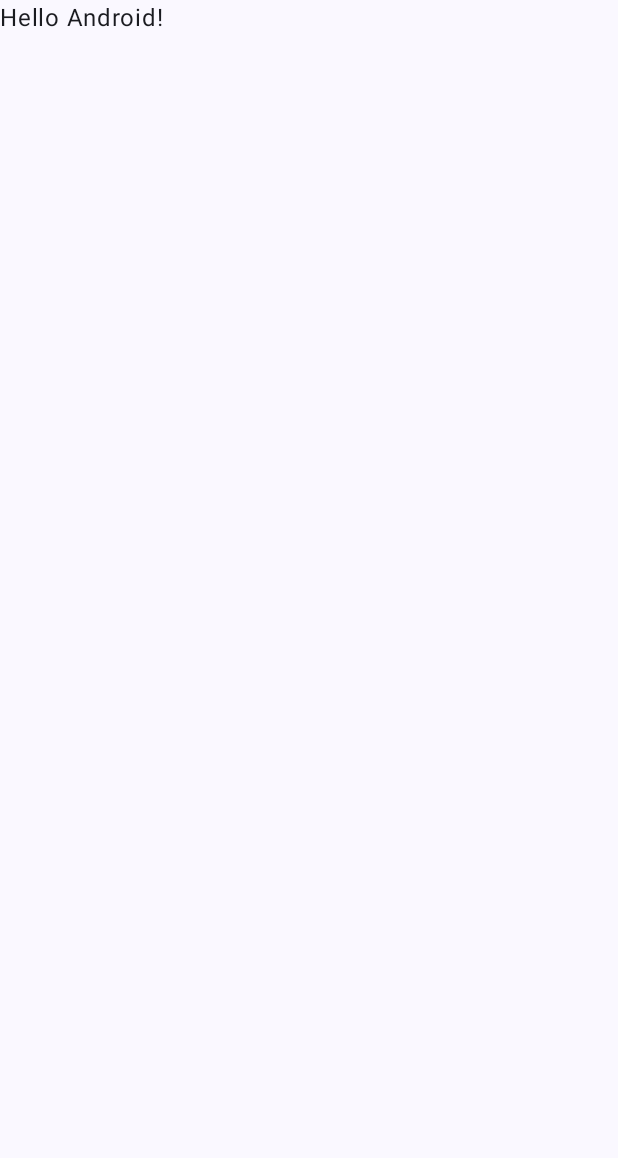
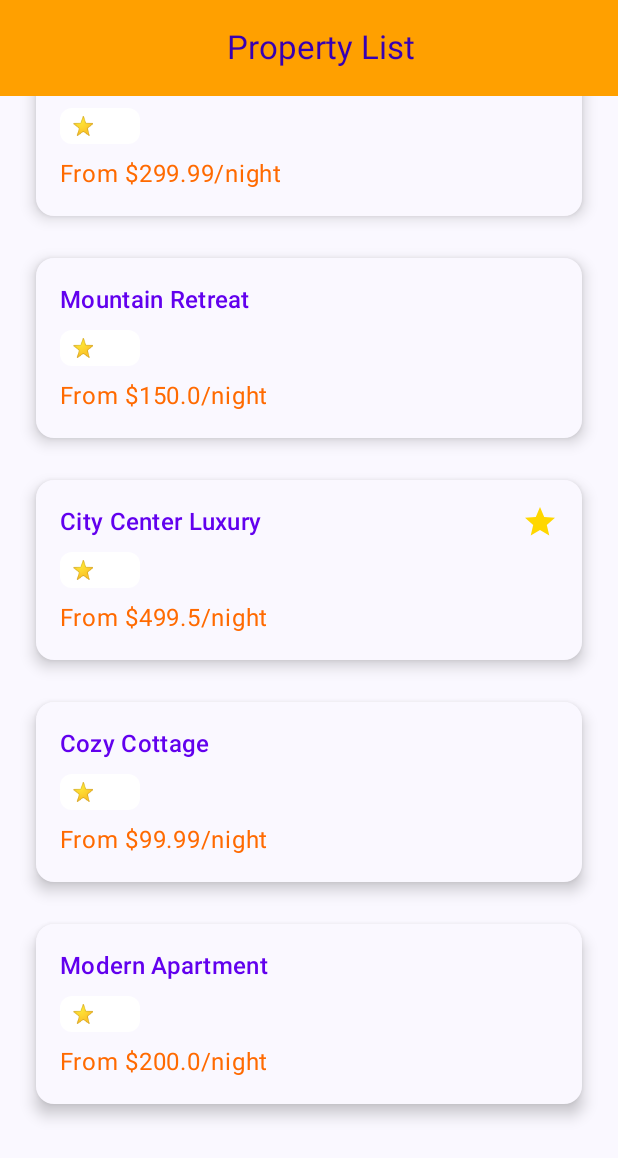
Before and after one commit to CaMaschion/challenge-hw, an Android app built with Jetpack Compose: the screen it shows after launch (MainActivity), on a phone screen of 412 x 824 dp. Before the commit the part shown is almost empty. Shown: the top 1158 px of the screen. Run offline under Robolectric (Android 15) with nearby library versions, the phone set to English and light mode, and no system bars.

Commit message:
feat: developing screen + viewmodel

```diff
--- a/app/src/main/java/com/challenge_hw/MainActivity.kt
+++ b/app/src/main/java/com/challenge_hw/MainActivity.kt
@@ -1,47 +1,28 @@
 package com.challenge_hw
 
+import android.annotation.SuppressLint
 import android.os.Bundle
 import androidx.activity.ComponentActivity
 import androidx.activity.compose.setContent
 import androidx.activity.enableEdgeToEdge
 import androidx.compose.foundation.layout.fillMaxSize
-import androidx.compose.foundation.layout.padding
 import androidx.compose.material3.Scaffold
-import androidx.compose.material3.Text
-import androidx.compose.runtime.Composable
 import androidx.compose.ui.Modifier
-import androidx.compose.ui.tooling.preview.Preview
 import com.challenge_hw.ui.theme.ChallengehwTheme
+import com.challenge_hw.ui.theme.presentation.PropertyListScreen
+import com.challenge_hw.ui.theme.presentation.getMockProperties
 
 class MainActivity : ComponentActivity() {
+    @SuppressLint("UnusedMaterial3ScaffoldPaddingParameter")
     override fun onCreate(savedInstanceState: Bundle?) {
         super.onCreate(savedInstanceState)
         enableEdgeToEdge()
         setContent {
             ChallengehwTheme {
-                Scaffold(modifier = Modifier.fillMaxSize()) { innerPadding ->
-                    Greeting(
-                        name = "Android",
-                        modifier = Modifier.padding(innerPadding)
-                    )
+                Scaffold(modifier = Modifier.fillMaxSize()) {
+                    PropertyListScreen(getMockProperties())
                 }
             }
         }
     }
 }
-
-@Composable
-fun Greeting(name: String, modifier: Modifier = Modifier) {
-    Text(
-        text = "Hello $name!",
-        modifier = modifier
-    )
-}
-
-@Preview(showBackground = true)
-@Composable
-fun GreetingPreview() {
-    ChallengehwTheme {
-        Greeting("Android")
-    }
-}
--- /dev/null
+++ b/app/src/main/java/com/challenge_hw/ui/theme/presentation/PropertyListScreen.kt
@@ -0,0 +1,167 @@
+package com.challenge_hw.ui.theme.presentation
+
+import android.annotation.SuppressLint
+import androidx.compose.foundation.layout.Arrangement
+import androidx.compose.foundation.layout.Column
+import androidx.compose.foundation.layout.Row
+import androidx.compose.foundation.layout.Spacer
+import androidx.compose.foundation.layout.fillMaxSize
+import androidx.compose.foundation.layout.fillMaxWidth
+import androidx.compose.foundation.layout.height
+import androidx.compose.foundation.layout.padding
+import androidx.compose.foundation.lazy.LazyColumn
+import androidx.compose.foundation.shape.RoundedCornerShape
+import androidx.compose.material.icons.Icons
+import androidx.compose.material.icons.filled.Star
+import androidx.compose.material3.Card
+import androidx.compose.material3.CardDefaults
+import androidx.compose.material3.ExperimentalMaterial3Api
+import androidx.compose.material3.Icon
+import androidx.compose.material3.MaterialTheme
+import androidx.compose.material3.Scaffold
+import androidx.compose.material3.Surface
+import androidx.compose.material3.Text
+import androidx.compose.material3.TopAppBar
+import androidx.compose.material3.TopAppBarDefaults
+import androidx.compose.runtime.Composable
+import androidx.compose.ui.Alignment
+import androidx.compose.ui.Modifier
+import androidx.compose.ui.res.colorResource
+import androidx.compose.ui.text.style.TextAlign
+import androidx.compose.ui.tooling.preview.Preview
+import androidx.compose.ui.unit.dp
+import com.challenge_hw.R
+import com.challenge_hw.ui.theme.ChallengehwTheme
+
+@SuppressLint("UnusedMaterial3ScaffoldPaddingParameter")
+
+//mock
+data class Property(
+    val name: String,
+    val isFeatured: Boolean,
+    val rating: Double,
+    val pricePerNight: Double
+)
+
+fun getMockProperties(): List<Property> {
+    return listOf(
+        Property("Beachside Paradise", true, 9.3, 299.99),
+        Property("Mountain Retreat", false, 8.7, 150.00),
+        Property("City Center Luxury", true, 8.4, 499.50),
+        Property("Cozy Cottage", false, 7.9, 99.99),
+        Property("Modern Apartment", false, 9.1, 200.00)
+    )
+}
+
+@SuppressLint("UnusedMaterial3ScaffoldPaddingParameter")
+@Composable
+fun PropertyListScreen(properties: List<Property>) {
+    Scaffold(
+        topBar = {
+            StyledTopAppBar()
+        }
+    ) {
+        LazyColumn(
+            modifier = Modifier
+                .fillMaxSize()
+                .padding(16.dp),
+            verticalArrangement = Arrangement.spacedBy(12.dp)
+        ) {
+            items(properties.size) { index ->
+                PropertyItem(property = properties[index])
+            }
+        }
+    }
+}
+
+//this is the top app bar component
+@OptIn(ExperimentalMaterial3Api::class)
+@Composable
+fun StyledTopAppBar() {
+    TopAppBar(
+        title = {
+            Text(
+                text = "Property List",
+                modifier = Modifier.fillMaxWidth(),
+                style = MaterialTheme.typography.titleLarge,
+                color = colorResource(id = R.color.purple_700),
+                textAlign = TextAlign.Center
+            )
+        },
+        colors = TopAppBarDefaults.topAppBarColors(
+            containerColor = colorResource(id = R.color.orange_secondary),
+        )
+    )
+}
+
+//this is the property item component
+@Composable
+fun PropertyItem(property: Property) {
+    Card(
+        modifier = Modifier
+            .fillMaxWidth()
+            .padding(8.dp),
+        elevation = CardDefaults.cardElevation(defaultElevation = 6.dp),
+        colors = CardDefaults.cardColors(
+            containerColor = MaterialTheme.colorScheme.surface,)
+    ) {
+        Column(
+            modifier = Modifier
+                .fillMaxWidth()
+                .padding(16.dp)
+        ) {
+            Row(
+                modifier = Modifier.fillMaxWidth(),
+                horizontalArrangement = Arrangement.SpaceBetween
+            ) {
+                Text(
+                    text = property.name,
+                    style = MaterialTheme.typography.titleMedium,
+                    color = colorResource(id = R.color.purple_500)
+                )
+                if (property.isFeatured) {
+                    Icon(
+                        imageVector = Icons.Default.Star,
+                        contentDescription = "Featured",
+                        tint = colorResource(id = R.color.rating_star),
+                    )
+                }
+            }
+
+            Spacer(modifier = Modifier.height(8.dp))
+
+            Row(
+                verticalAlignment = Alignment.CenterVertically
+            ) {
+                Surface(
+                    color = colorResource(id = R.color.white),
+                    shape = RoundedCornerShape(8.dp),
+                    modifier = Modifier.padding(end = 8.dp)
+                ) {
+                    Text(
+                        text = "⭐ ${property.rating}",
+                        modifier = Modifier.padding(horizontal = 8.dp, vertical = 4.dp),
+                        style = MaterialTheme.typography.labelMedium,
+                        color = MaterialTheme.colorScheme.onSecondaryContainer
+                    )
+                }
+            }
+
+            Spacer(modifier = Modifier.height(8.dp))
+
+            Text(
+                text = "From $${property.pricePerNight}/night",
+                fontWeight = MaterialTheme.typography.bodyLarge.fontWeight,
+                color = colorResource(id = R.color.orange_primary)
+            )
+        }
+    }
+}
+
+@Preview(showBackground = true)
+@Composable
+fun PreviewPropertyListScreen() {
+    ChallengehwTheme {
+        PropertyListScreen(properties = getMockProperties())
+    }
+}
--- /dev/null
+++ b/app/src/main/java/com/challenge_hw/ui/theme/presentation/PropertyViewModel.kt
@@ -0,0 +1,4 @@
+package com.challenge_hw.ui.theme.presentation
+
+class PropertyViewModel {
+}
--- a/app/src/main/res/values/colors.xml
+++ b/app/src/main/res/values/colors.xml
@@ -7,4 +7,11 @@
     <color name="teal_700">#FF018786</color>
     <color name="black">#FF000000</color>
     <color name="white">#FFFFFFFF</color>
+    <color name="rating_star">#FFFFD700</color>
+    <color name="rating_star_dark">#FFDAA520</color>
+    <color name="rating_star_light">#FFFFFF00</color>
+    <color name="orange_primary">#FFFF6A00</color>
+    <color name="orange_secondary">#FFFFA000</color>
+    <color name="orange_tertiary">#FFFFD600</color>
+
 </resources>
```
